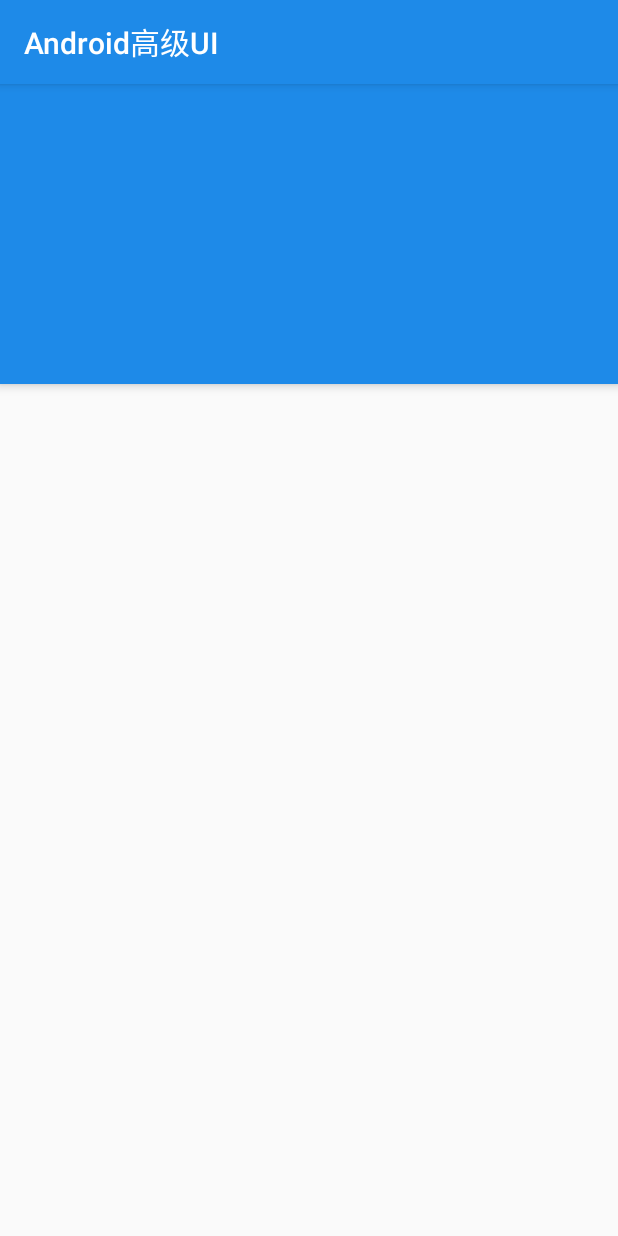
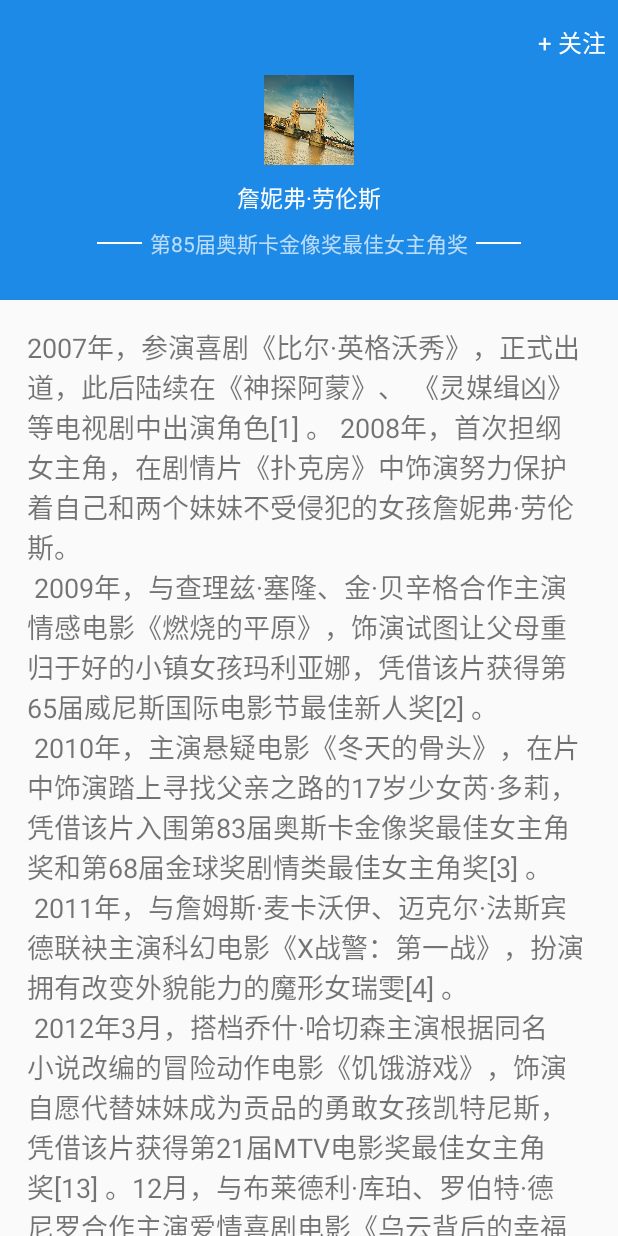
Before and after one commit to love-bk/MaterialDesign_V7, an Android app: the AppbarLayoutActivity screen opened directly, with no data from a screen before it, on a phone screen of 412 x 824 dp. Run offline under Robolectric (Android 15) with nearby library versions, the phone set to English and light mode, and no system bars.

Commit message:
AppBarLayout的学习

```diff
--- a/app/src/main/AndroidManifest.xml
+++ b/app/src/main/AndroidManifest.xml
@@ -64,7 +64,8 @@
             android:name=".fab.FabActivity"
             android:theme="@style/Theme.AppCompat.Light.NoActionBar">
         </activity>
-        <activity android:name=".appbarlayout.AppbarLayoutActivity">
+        <activity android:name=".appbarlayout.AppbarLayoutActivity"
+                  android:theme="@style/Theme.AppCompat.Light.NoActionBar">
         </activity>
     </application>
 
--- a/app/src/main/res/layout/activity_appbar_layout.xml
+++ b/app/src/main/res/layout/activity_appbar_layout.xml
@@ -1,13 +1,143 @@
 <?xml version="1.0" encoding="utf-8"?>
 <android.support.design.widget.CoordinatorLayout
+    android:id="@+id/main_content"
     xmlns:android="http://schemas.android.com/apk/res/android"
     xmlns:app="http://schemas.android.com/apk/res-auto"
-    xmlns:tools="http://schemas.android.com/tools"
     android:layout_width="match_parent"
     android:layout_height="match_parent"
-    tools:context="com.gjj.gd.materialdesign_v7.appbarlayout.AppbarLayoutActivity">
+    >
 
     <android.support.design.widget.AppBarLayout
+        android:id="@+id/appbarLayout"
         android:layout_width="match_parent"
-        android:layout_height="200dp"></android.support.design.widget.AppBarLayout>
+        android:layout_height="200dp"
+        android:fitsSystemWindows="true"
+        android:theme="@style/ThemeOverlay.AppCompat.Dark.ActionBar">
+
+        <android.support.design.widget.CollapsingToolbarLayout
+            android:id="@+id/collapsingToolbar"
+            android:layout_width="match_parent"
+            android:layout_height="match_parent"
+            android:fitsSystemWindows="true"
+            android:background="@color/colorPrimary"
+            app:contentScrim="@color/colorPrimary"
+            app:expandedTitleMarginEnd="64dp"
+            app:expandedTitleMarginStart="48dp"
+            app:layout_scrollFlags="scroll|snap|exitUntilCollapsed|enterAlwaysCollapsed">
+
+            <LinearLayout
+                android:layout_width="match_parent"
+                android:layout_height="match_parent"
+                android:orientation="vertical"
+                app:layout_collapseMode="parallax"
+                >
+
+                <ImageView
+                    android:layout_width="60dp"
+                    android:layout_height="60dp"
+                    android:layout_marginTop="50dp"
+                    android:layout_gravity="center_horizontal"
+                    android:background="@drawable/bg"
+                    />
+
+                <TextView
+                    android:layout_width="wrap_content"
+                    android:layout_height="wrap_content"
+                    android:text="@string/znf"
+                    android:textSize="15dp"
+                    android:textColor="@android:color/white"
+                    android:layout_gravity="center_horizontal"
+                    android:layout_marginTop="10dp"
+                    />
+
+                <LinearLayout
+                    android:layout_width="wrap_content"
+                    android:layout_height="wrap_content"
+                    android:layout_gravity="center_horizontal"
+                    android:layout_marginTop="8dp"
+                    >
+
+                    <View
+                        android:layout_width="30dp"
+                        android:layout_height="1dp"
+                        android:background="@android:color/white"
+                        android:layout_gravity="center_vertical"
+                        />
+
+                    <TextView
+                        android:layout_width="wrap_content"
+                        android:layout_height="wrap_content"
+                        android:text="第85届奥斯卡金像奖最佳女主角奖"
+                        android:layout_gravity="center_horizontal"
+                        android:layout_marginLeft="5dp"
+                        />
+
+                    <View
+                        android:layout_width="30dp"
+                        android:layout_height="1dp"
+                        android:background="@android:color/white"
+                        android:layout_gravity="center_vertical"
+                        android:layout_marginLeft="5dp"
+                        />
+                </LinearLayout>
+            </LinearLayout>
+
+            <android.support.v7.widget.Toolbar
+                android:id="@+id/toolbar"
+                android:layout_width="match_parent"
+                android:layout_height="?attr/actionBarSize"
+                app:layout_collapseMode="pin"
+                app:popupTheme="@style/ThemeOverlay.AppCompat.Light"
+                >
+
+                <RelativeLayout
+                    android:id="@+id/titleView"
+                    android:layout_width="match_parent"
+                    android:layout_height="match_parent"
+                    android:visibility="visible"
+                    >
+
+                    <TextView
+                        android:id="@+id/titleText"
+                        android:layout_width="wrap_content"
+                        android:layout_height="wrap_content"
+                        android:text="@string/znf"
+                        android:textSize="18dp"
+                        android:textColor="@android:color/white"
+                        android:layout_centerInParent="true"
+                        android:alpha="0"
+                        />
+
+                    <TextView
+                        android:id="@+id/communityConnect"
+                        android:layout_width="wrap_content"
+                        android:layout_height="wrap_content"
+                        android:textColor="#ffffff"
+                        android:text="+ 关注"
+                        android:textSize="16dp"
+                        android:layout_gravity="right"
+                        android:layout_alignParentRight="true"
+                        android:layout_centerVertical="true"
+                        android:layout_marginRight="8dp"
+                        />
+                </RelativeLayout>
+            </android.support.v7.widget.Toolbar>
+
+        </android.support.design.widget.CollapsingToolbarLayout>
+
+    </android.support.design.widget.AppBarLayout>
+
+    <android.support.v4.widget.NestedScrollView
+        android:layout_width="match_parent"
+        android:layout_height="match_parent"
+        app:layout_behavior="@string/appbar_scrolling_view_behavior">
+        <TextView
+            android:layout_width="wrap_content"
+            android:layout_height="wrap_content"
+            android:layout_margin="18dp"
+            android:textSize="18sp"
+            android:text="@string/large_text"/>
+    </android.support.v4.widget.NestedScrollView>
+
+
 </android.support.design.widget.CoordinatorLayout>
--- a/app/src/main/res/values/strings.xml
+++ b/app/src/main/res/values/strings.xml
@@ -55,6 +55,7 @@
         饰演性情古怪、我行我素的年轻寡妇蒂凡妮，凭借在片中的表现获得第85届奥斯卡金像奖最佳女主角奖和第70届金球奖音乐喜剧类最佳女主角奖等多个奖项[5]  。\n
 2013年11月，在动作电影《饥饿游戏2：星火燎原》中再次扮演了坚强女孩凯特尼斯一角，凭借该片获得第23届MTV电影奖最佳女主角奖[14]  。12月，与克里斯蒂安·贝
  尔、艾米·亚当斯共同主演犯罪电影《美国骗局》，饰演职业骗子艾文的正牌妻子罗瑟琳，凭借该片获得第71届金球奖最佳女配角奖和第67届英国电影学院奖最佳女配角奖[6]  。2014年，在科幻系列电影《X战警：逆转未来》中再度饰演了魔形女瑞雯一角[15] </string>
+    <string name="znf">詹妮弗·劳伦斯</string>
     <string-array name="menu_title">
         <item>立即欣赏</item>
         <item>我的乐库</item>
```
Also changed, not shown: app/src/main/res/drawable/znf.jpg (added).
